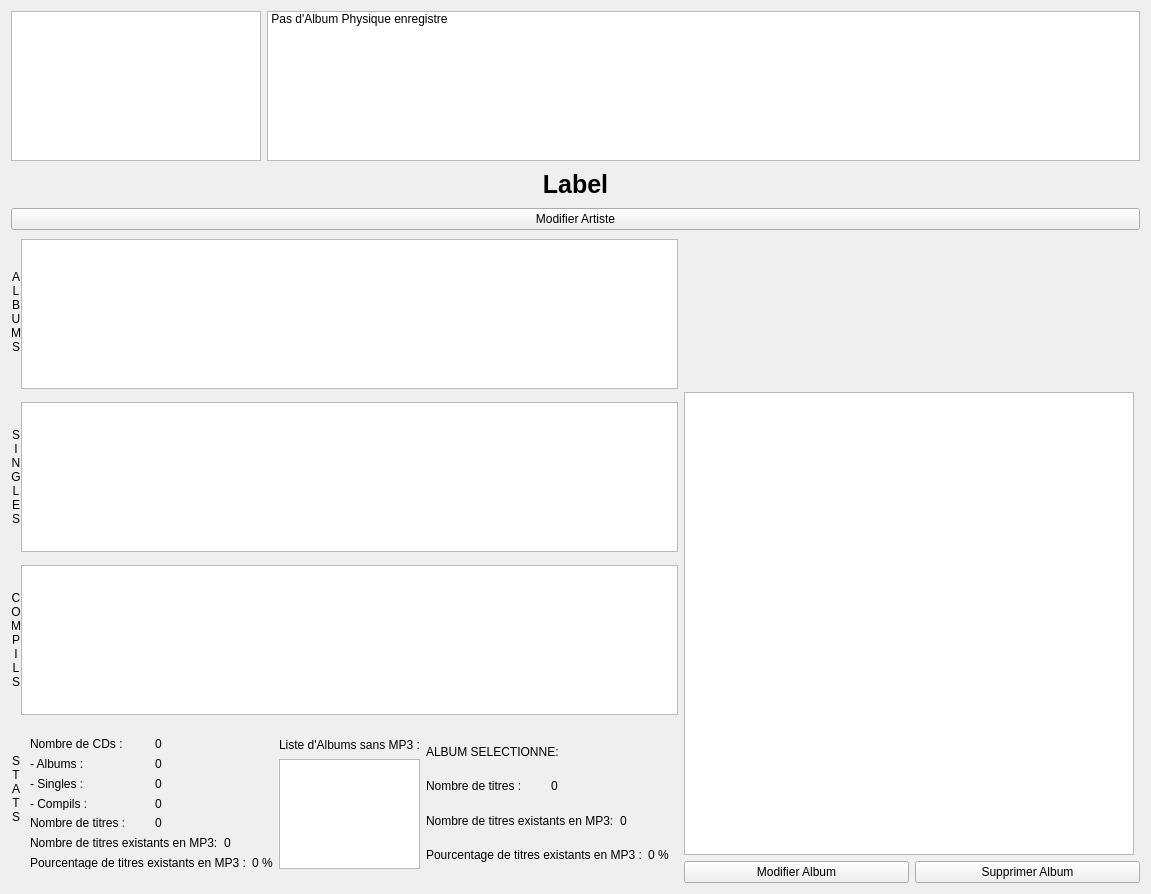
Before: the Qt Designer form projet-musique/core/ongletphys.ui in toopoormaghell/projet-musique, drawn with Qt 5.
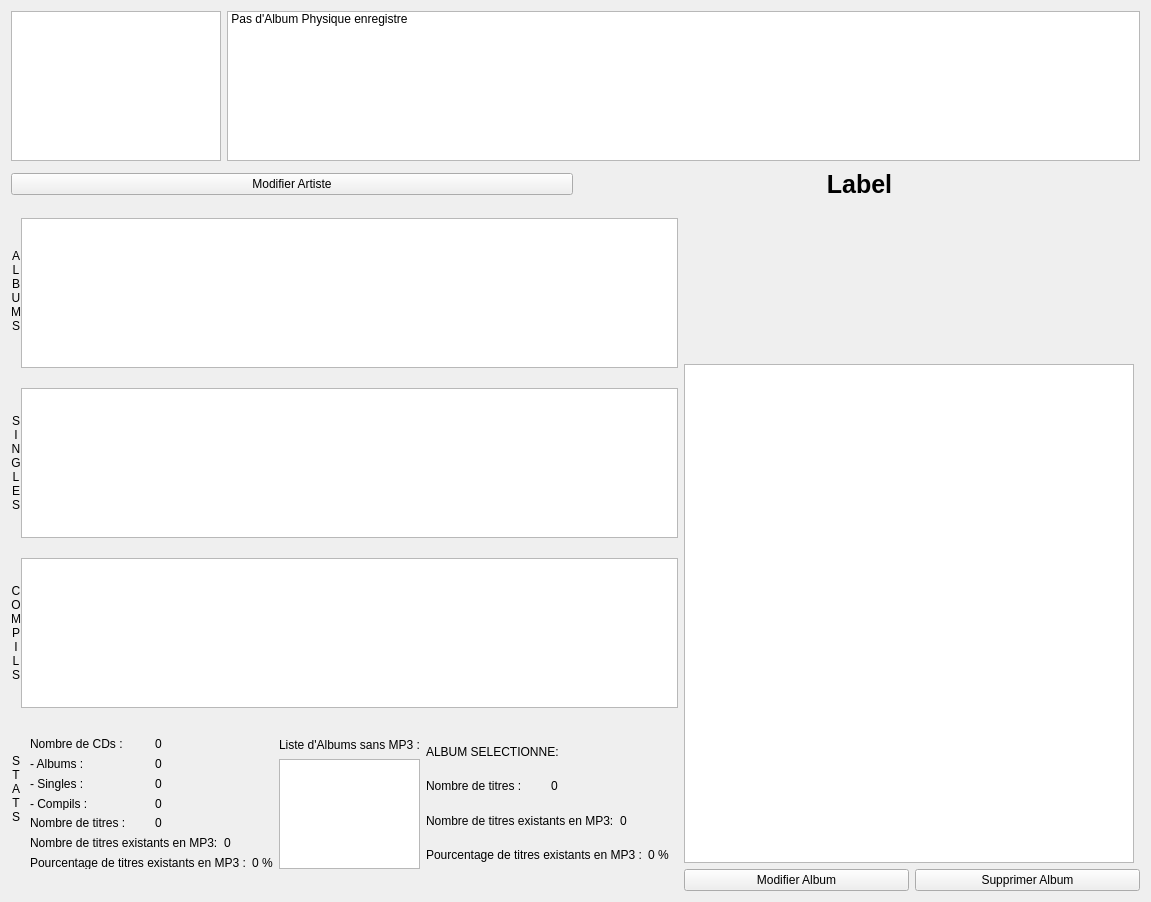
After: the same form once the commit is applied.

```diff
--- a/projet-musique/core/ongletphys.ui
+++ b/projet-musique/core/ongletphys.ui
@@ -7,7 +7,7 @@
     <x>0</x>
     <y>0</y>
     <width>1123</width>
-    <height>894</height>
+    <height>902</height>
    </rect>
   </property>
   <property name="windowTitle">
@@ -23,13 +23,13 @@
       <widget class="QListWidget" name="Categories">
        <property name="minimumSize">
         <size>
-         <width>250</width>
+         <width>210</width>
          <height>150</height>
         </size>
        </property>
        <property name="maximumSize">
         <size>
-         <width>250</width>
+         <width>210</width>
          <height>150</height>
         </size>
        </property>
@@ -104,6 +104,15 @@
     </layout>
    </item>
    <item>
+    <layout class="QHBoxLayout" name="horizontalLayout_16">
+     <item>
+      <widget class="QPushButton" name="ModifArtiste">
+       <property name="text">
+        <string>Modifier Artiste</string>
+       </property>
+      </widget>
+     </item>
+     <item>
     <widget class="QLabel" name="Artiste">
      <property name="minimumSize">
       <size>
@@ -141,12 +150,7 @@
      </property>
     </widget>
    </item>
-   <item>
-    <widget class="QPushButton" name="ModifArtiste">
-     <property name="text">
-      <string>Modifier Artiste</string>
-     </property>
-    </widget>
+    </layout>
    </item>
    <item>
     <layout class="QHBoxLayout" name="horizontalLayout_4">
```
Lines whose indentation alone changed are shown as unchanged.
